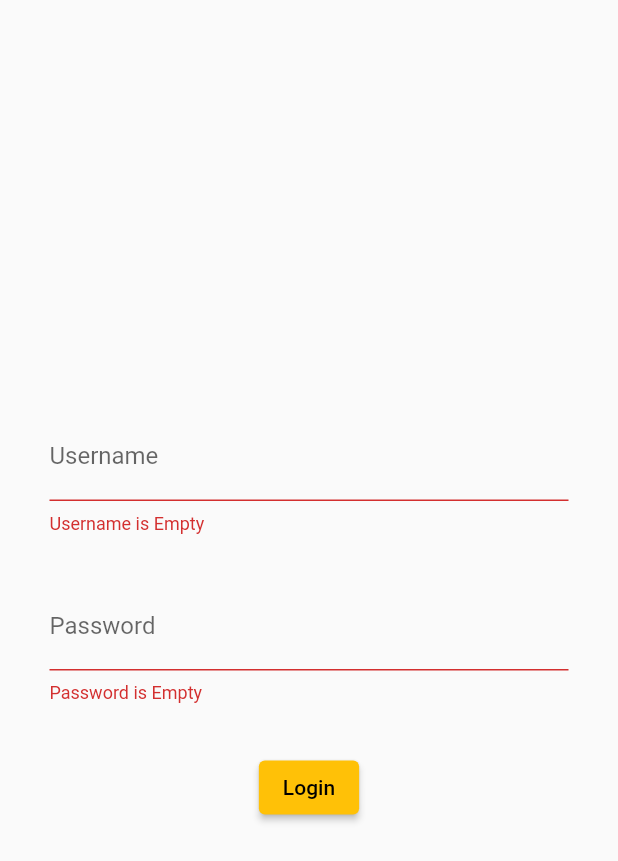
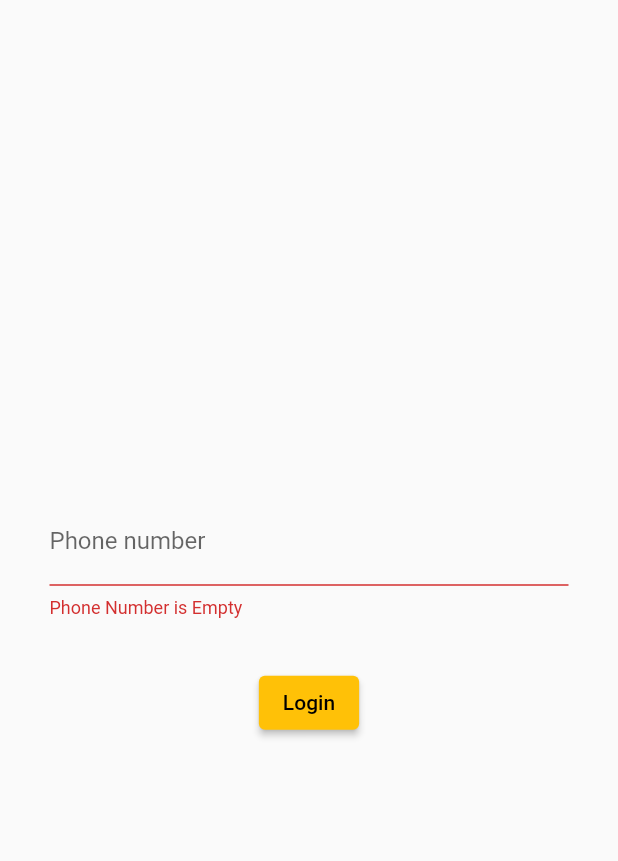
Before and after one commit to jaypro1/KDCApp, a Flutter app: the screen it shows after launch, after a tap on "Login", on a phone screen of 412 x 824 dp. Shown: the top 861 px of the screen. Run offline on Flutter 3.47's test engine with Material 2 defaults, Android fonts, the light colour scheme and no system bars; our stand-ins replace cloud_firestore, firebase_auth, firebase_core; missing offline and left inert: flutter_barcode_scanner; accounts and stored records are empty; network calls fail.

Commit message:
Added Phone Login Auth code.

```diff
--- a/lib/LoginPage.dart
+++ b/lib/LoginPage.dart
@@ -1,7 +1,6 @@
-import 'package:flutter/cupertino.dart';
+import 'package:firebase_auth/firebase_auth.dart';
 import 'package:flutter/foundation.dart';
 import 'package:flutter/material.dart';
-import 'package:kdc_app/barcodeExample.dart';
 import 'package:kdc_app/mixins/ValidatorMixins.dart';
 
 import 'GameScanner.dart';
@@ -15,37 +14,54 @@ class LoginPage extends StatefulWidget {
 
 class _LoginPageState extends State<LoginPage> with ValidatorMixins {
   final formKey = GlobalKey<FormState>();
-  String? _username;
+  String? _email;
   String? _password;
+  FirebaseAuth auth = FirebaseAuth.instance;
+
+  @override
+  initState() {
+    super.initState();
+    // Add listeners to this class
+    if (auth == null) print("auth is null");
+    auth.authStateChanges().listen((User? user) {
+      if (user == null) {
+        print('User is currently signed out!');
+      } else {
+        //todo Automatically send user to their respective mainpage. Admin -> admin User -> user
+        print('User is signed in!');
+      }
+    });
+  }
 
   _login() {
-    final bool? v = formKey.currentState?.validate();
+    final bool? formValid = formKey.currentState?.validate();
     formKey.currentState?.save();
     if (kDebugMode) {
       print("TODO Logged In");
 
       // Good practice: https://github.com/anbturki/flutter_login_screen/blob/master/lib/src/screens/login_screen.dart
-      print("user; " + (_username ?? "null"));
+      print("user; " + (_email ?? "null"));
       print("pass; " + (_password ?? "null"));
     }
-    if (v ?? false) {
+    if (formValid ?? false && false) {
+      //Todo make Firebase call to verify details.
       Navigator.push(
           context, MaterialPageRoute(builder: (context) => GameScanner()));
       // context, MaterialPageRoute(builder: (context) => BarCodeExample()));
     }
   }
 
-  Widget getUsernameField() {
+  Widget getEmailField() {
     return Padding(
         padding: const EdgeInsets.symmetric(horizontal: 8, vertical: 16),
         child: TextFormField(
           decoration: const InputDecoration(
             border: UnderlineInputBorder(),
-            labelText: "Username",
+            labelText: "Email",
           ),
-          validator: validateUsername,
+          validator: validateEmail,
           onSaved: (String? val) {
-            _username = val;
+            _email = val;
           },
         ));
   }
@@ -88,7 +104,7 @@ class _LoginPageState extends State<LoginPage> with ValidatorMixins {
         child: Column(
           mainAxisAlignment: MainAxisAlignment.center,
           children: [
-            getUsernameField(),
+            getEmailField(),
             getPasswordField(),
             getSubmitButton(),
           ],
--- /dev/null
+++ b/lib/PhoneLogin.dart
@@ -0,0 +1,162 @@
+import 'dart:io';
+
+import 'package:firebase_auth/firebase_auth.dart';
+import 'package:flutter/cupertino.dart';
+import 'package:flutter/foundation.dart';
+import 'package:flutter/material.dart';
+
+import 'GameScanner.dart';
+import 'mixins/ValidatorMixins.dart';
+
+class PhoneLogin extends StatefulWidget {
+  const PhoneLogin({Key? key}) : super(key: key);
+
+  @override
+  _PhoneLoginState createState() => _PhoneLoginState();
+}
+
+class _PhoneLoginState extends State<PhoneLogin> with ValidatorMixins {
+  final formKey = GlobalKey<FormState>(debugLabel: "PhoneLogin");
+  String? _phoneNumber;
+  String? _code;
+  String? _currVerificationId;
+  ConfirmationResult? _currConfirmationResult;
+  bool showMessageVerificationField = false;
+  FirebaseAuth auth = FirebaseAuth.instance;
+
+  Widget getMsgCodeField() {
+    if (!showMessageVerificationField) return Container();
+
+    return Column(children: [
+      Padding(
+          padding: const EdgeInsets.symmetric(horizontal: 8, vertical: 16),
+          child: TextFormField(
+            decoration: const InputDecoration(
+              border: UnderlineInputBorder(),
+              labelText: "Code from Msg. Eg. 234567",
+            ),
+            validator: validateCodeMessage,
+            onSaved: (String? val) {
+              _code = val;
+            },
+          )),
+      Padding(
+        padding: const EdgeInsets.symmetric(horizontal: 8, vertical: 16),
+        child: ElevatedButton(
+          child: const Text("Submit Code"),
+          onPressed: () => _verifyCode(),
+        ),
+      )
+    ]);
+  }
+
+  Widget getPhoneField() {
+    return Padding(
+        padding: const EdgeInsets.symmetric(horizontal: 8, vertical: 16),
+        child: TextFormField(
+          decoration: const InputDecoration(
+            border: UnderlineInputBorder(),
+            labelText: "Phone number",
+          ),
+          validator: validatePhoneNumber,
+          onSaved: (String? val) {
+            _phoneNumber = val;
+          },
+        ));
+  }
+
+  _verifyCode() async {
+    final bool? formValid = formKey.currentState?.validate();
+    formKey.currentState?.save();
+    // UserCredential userCredential =
+    //     await _currConfirmationResult!.confirm(_code!);
+    // print(userCredential);
+    PhoneAuthCredential credential = PhoneAuthProvider.credential(
+        verificationId: _currVerificationId!, smsCode: _code!);
+    UserCredential AuthVal = await auth.signInWithCredential(credential);
+    print(_code!);
+    print(AuthVal);
+  }
+
+  _login() async {
+    final bool? formValid = formKey.currentState?.validate();
+    formKey.currentState?.save();
+    if (kDebugMode) {
+      print("TODO Logged In");
+      print("phoneNumber [" + (_phoneNumber!) + "]");
+    }
+    bool authUser = false;
+    if (Platform.isAndroid || Platform.isIOS) {
+      print("Native App");
+
+      // ConfirmationResult confirmationResult = await auth.signInWithPhoneNumber(
+      //     '+1 ' + _phoneNumber!.trim().replaceAll("-", ""));
+      // setState(() {
+      //   showMessageVerificationField = true;
+      //   _currConfirmationResult = confirmationResult;
+      // });
+      await FirebaseAuth.instance.verifyPhoneNumber(
+        phoneNumber: '+1 ' + _phoneNumber!.trim().replaceAll("-", ""),
+        verificationCompleted: (PhoneAuthCredential credential) {
+          print("verification completed");
+        },
+        verificationFailed: (FirebaseAuthException e) {
+          if (e.code == 'invalid-phone-number') {
+            print('The provided phone number is not valid.');
+          }
+          print("Exception [" + e.message! + "]");
+        },
+        codeSent: (String verificationId, int? resendToken) {
+          print("vId [" + verificationId + "]");
+          print("rTok [" + resendToken.toString() + "]");
+          setState(() {
+            showMessageVerificationField = true;
+            _currVerificationId = verificationId;
+          });
+        },
+        codeAutoRetrievalTimeout: (String verificationId) {
+          print("timeout" + verificationId);
+          //TODO add resend textfield.
+        },
+        timeout: Duration(seconds: 60),
+      );
+    }
+    if ((formValid ?? false) && authUser) {
+      //Todo make Firebase call to verify details.
+      Navigator.push(
+          context, MaterialPageRoute(builder: (context) => GameScanner()));
+      // context, MaterialPageRoute(builder: (context) => BarCodeExample()));
+    }
+  }
+
+  Widget getSubmitButton() {
+    return Padding(
+      padding: const EdgeInsets.symmetric(horizontal: 8, vertical: 16),
+      child: ElevatedButton(
+        child: const Text("Login"),
+        onPressed: () => _login(),
+      ),
+    );
+  }
+
+  @override
+  Widget build(BuildContext context) {
+    return Scaffold(
+        body: Center(
+            child: Form(
+      key: formKey,
+      child: Padding(
+        padding: const EdgeInsets.all(25),
+        child: Column(
+          mainAxisAlignment: MainAxisAlignment.center,
+          children: [
+            getPhoneField(),
+            getMsgCodeField(),
+            getSubmitButton(),
+          ],
+        ),
+      ),
+    )));
+    ;
+  }
+}
--- a/lib/main.dart
+++ b/lib/main.dart
@@ -2,10 +2,11 @@
 import 'package:flutter/material.dart';
 
 import 'LoginPage.dart';
+import 'PhoneLogin.dart';
 
-void main() {
+void main() async {
   WidgetsFlutterBinding.ensureInitialized();
-  Firebase.initializeApp();
+  await Firebase.initializeApp();
   runApp(const MyApp());
 }
 
@@ -20,7 +21,8 @@
       theme: ThemeData(
         primarySwatch: Colors.amber,
       ),
-      home: LoginPage(),
+      // home: LoginPage(),
+      home: PhoneLogin(),
     );
   }
 }
--- a/lib/mixins/ValidatorMixins.dart
+++ b/lib/mixins/ValidatorMixins.dart
@@ -1,8 +1,15 @@
 class ValidatorMixins {
-  String? validateUsername(String? username) {
-    print("val user");
-    if (username == null || username.trim().isEmpty) {
-      return "Username is Empty";
+  final RegExp emailRegEx = RegExp(
+      r"^[a-zA-Z0-9.!#$%&'*+/=?^_`{|}~-]+@[a-zA-Z0-9](?:[a-zA-Z0-9-]{0,253}[a-zA-Z0-9])?(?:\.[a-zA-Z0-9](?:[a-zA-Z0-9-]{0,253}[a-zA-Z0-9])?)*$");
+
+  String? validateEmail(String? email) {
+    print("validate email");
+    if (email == null || email.trim().isEmpty) {
+      return "email is Empty";
+    }
+
+    if (!emailRegEx.hasMatch(email)) {
+      return "Invalid Email Id";
     }
     return null;
   }
@@ -13,4 +20,24 @@ class ValidatorMixins {
     }
     return null;
   }
+
+  String? validateCodeMessage(String? code) {
+    if (code == null || code.trim().isEmpty) {
+      return "Code is Empty";
+    }
+    if (code.trim().length != 6) {
+      return "Phone Number should be 10 Digits";
+    }
+    return null;
+  }
+
+  String? validatePhoneNumber(String? phone) {
+    if (phone == null || phone.trim().isEmpty) {
+      return "Phone Number is Empty";
+    }
+    if (phone.trim().replaceAll("-", "").length != 10) {
+      return "Phone Number should be 10 Digits";
+    }
+    return null;
+  }
 }
```
